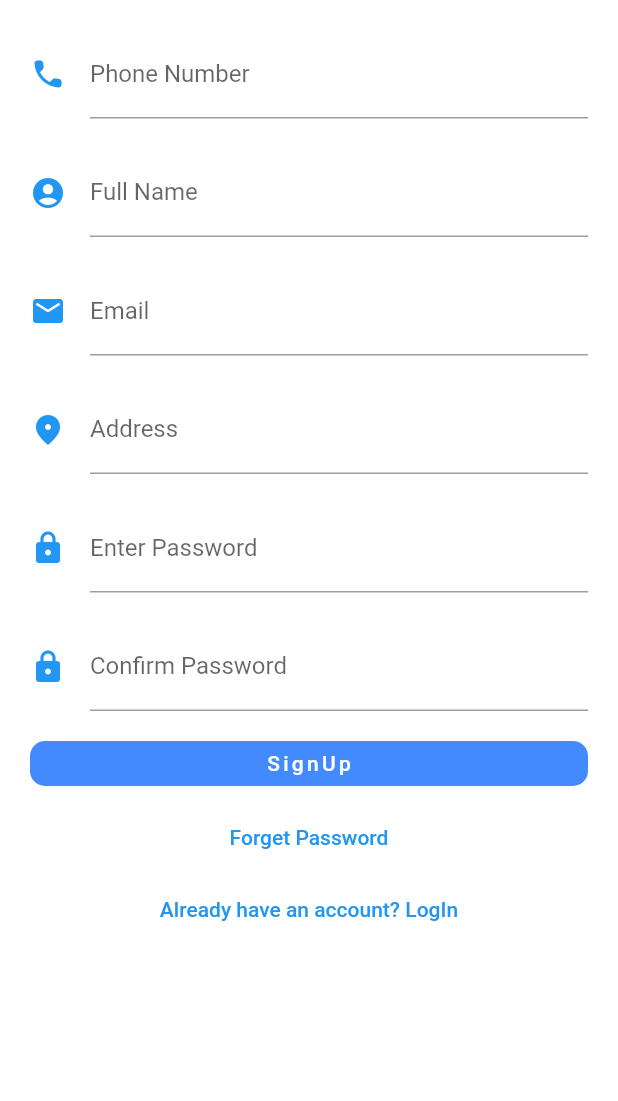
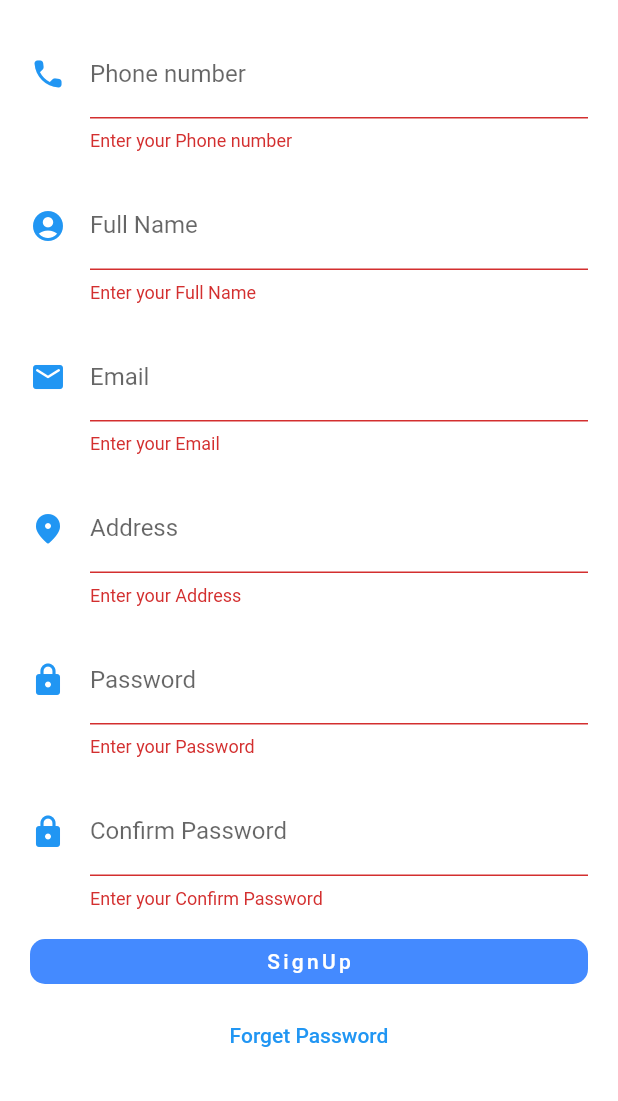
Before and after one commit to college-related/cabavenue, a Flutter app: the SignupScreen screen opened directly with empty values, after a tap on "SignUp", on a phone screen of 412 x 824 dp, the part 135-1236 px from its top. Run offline on Flutter 3.47's test engine with Material 2 defaults, Android fonts, the phone set to English and light mode, and no system bars; our stand-ins replace flutter_dotenv, flutter_map, latlong2; missing offline and left inert: vector_map_tiles, vector_tile_renderer.

Commit message:
[WIP - feature]: able to sign up and login
- needs proper error handling
- needs to check for user logging states

```diff
--- a/lib/pages/auth.dart
+++ b/lib/pages/auth.dart
@@ -1,3 +1,6 @@
+import 'package:cabavenue/helpers/snackbar.dart';
+import 'package:cabavenue/services/auth/auth_service.dart';
+import 'package:cabavenue/widgets/custom_text_field.dart';
 import 'package:flutter/material.dart';
 
 class AuthPage extends StatefulWidget {
@@ -9,7 +12,7 @@ class AuthPage extends StatefulWidget {
 
 class _AuthPageState extends State<AuthPage> {
   bool isSignup = true;
-  callback(){
+  callback() {
     setState(() {
       isSignup = !isSignup;
     });
@@ -17,23 +20,63 @@ class _AuthPageState extends State<AuthPage> {
 
   @override
   Widget build(BuildContext context) {
-    return isSignup?  SignupScreen(callback :callback,): LoginScreen(callback :callback,);
+    return isSignup
+        ? SignupScreen(callback: callback)
+        : LoginScreen(callback: callback);
   }
 }
 
 class SignupScreen extends StatefulWidget {
-  const SignupScreen({Key? key, required this.callback }) : super(key: key);
+  const SignupScreen({Key? key, required this.callback}) : super(key: key);
   final Function callback;
   @override
   State<SignupScreen> createState() => _SignupScreenState();
 }
 
 class _SignupScreenState extends State<SignupScreen> {
+  final _signupFormKey = GlobalKey<FormState>();
+  final TextEditingController _phoneController = TextEditingController();
+  final TextEditingController _nameController = TextEditingController();
+  final TextEditingController _emailController = TextEditingController();
+  final TextEditingController _addressController = TextEditingController();
+  final TextEditingController _passwordController = TextEditingController();
+  final TextEditingController _confirmPasswordController =
+      TextEditingController();
+  final AuthService authService = AuthService();
+
+  @override
+  void dispose() {
+    super.dispose();
+    _emailController.dispose();
+    _passwordController.dispose();
+    _nameController.dispose();
+    _phoneController.dispose();
+    _addressController.dispose();
+    _confirmPasswordController.dispose();
+  }
+
+  void signUpUser() {
+    if (_passwordController.text == _confirmPasswordController.text) {
+      authService.signUpUser(
+        context: context,
+        email: _emailController.text,
+        password: _passwordController.text,
+        name: _nameController.text,
+        address: _addressController.text,
+        phone: _phoneController.text,
+      );
+    } else {
+      showSnackBar(context, 'Password not matched', true);
+    }
+  }
+
   @override
   Widget build(BuildContext context) {
     return Scaffold(
         backgroundColor: Colors.white,
-       body: Padding(
+        body: Form(
+          key: _signupFormKey,
+          child: Padding(
               padding: const EdgeInsets.all(10),
               child: ListView(
                 children: <Widget>[
@@ -49,62 +92,61 @@ class _SignupScreenState extends State<SignupScreen> {
                   ),
                   Container(
                     padding: const EdgeInsets.all(10),
-                  child: const TextField(
-                    decoration: InputDecoration(
-                      border: UnderlineInputBorder(),
-                      icon: Icon(Icons.call_rounded, color: Colors.blue,),
-                      labelText: 'Phone Number',
-                    ),
+                    child: CustomTextField(
+                      controller: _phoneController,
+                      hintText: 'Phone number',
+                      icon: Icons.call_rounded,
+                      borderType: 'underline',
+                      keyboardType: TextInputType.number,
                     ),
                   ),
                   Container(
                     padding: const EdgeInsets.all(10),
-                  child: const TextField(
-                    decoration: InputDecoration(
-                      icon: Icon(Icons.account_circle_rounded, color: Colors.blue,),
-                      border: UnderlineInputBorder(),
-                      labelText: 'Full Name',
-                    ),
+                    child: CustomTextField(
+                      controller: _nameController,
+                      hintText: 'Full Name',
+                      icon: Icons.account_circle_rounded,
+                      borderType: 'underline',
                     ),
                   ),
                   Container(
                     padding: const EdgeInsets.all(10),
-                  child: const TextField(
-                    decoration: InputDecoration(
-                      border: UnderlineInputBorder(),
-                      icon: Icon(Icons.email_rounded, color: Colors.blue,),
-                      labelText: 'Email',
-                    ),
+                    child: CustomTextField(
+                      controller: _emailController,
+                      hintText: 'Email',
+                      icon: Icons.email_rounded,
+                      keyboardType: TextInputType.emailAddress,
+                      borderType: 'underline',
                     ),
                   ),
                   Container(
                     padding: const EdgeInsets.all(10),
-                  child: const TextField(
-                    decoration: InputDecoration(
-                      border:UnderlineInputBorder(),
-                      icon: Icon(Icons.location_on_rounded, color: Colors.blue,),
-                      labelText: 'Address',
-                    ),
+                    child: CustomTextField(
+                      controller: _addressController,
+                      hintText: 'Address',
+                      icon: Icons.location_on_rounded,
+                      keyboardType: TextInputType.streetAddress,
+                      borderType: 'underline',
                     ),
                   ),
                   Container(
                     padding: const EdgeInsets.all(10),
-                  child: const TextField(
-                    decoration: InputDecoration(
-                      border: UnderlineInputBorder(),
-                      icon: Icon(Icons.lock_rounded, color: Colors.blue,),
-                      labelText: 'Enter Password',
-                    ),
+                    child: CustomTextField(
+                      controller: _passwordController,
+                      hintText: 'Password',
+                      icon: Icons.lock_rounded,
+                      borderType: 'underline',
+                      isSecuredText: true,
                     ),
                   ),
                   Container(
                     padding: const EdgeInsets.all(10),
-                  child: const TextField(
-                    decoration: InputDecoration(
-                      border: UnderlineInputBorder(),
-                      icon: Icon(Icons.lock_rounded, color: Colors.blue,),
-                      labelText: 'Confirm Password',
-                    ),
+                    child: CustomTextField(
+                      controller: _confirmPasswordController,
+                      hintText: 'Confirm Password',
+                      icon: Icons.lock_rounded,
+                      borderType: 'underline',
+                      isSecuredText: true,
                     ),
                   ),
                   Container(
@@ -117,9 +159,11 @@ class _SignupScreenState extends State<SignupScreen> {
                         shape: RoundedRectangleBorder(
                             borderRadius: BorderRadius.circular(10)),
                       ),
-
-                    onPressed: () {},
-
+                      onPressed: () {
+                        if (_signupFormKey.currentState!.validate()) {
+                          signUpUser();
+                        }
+                      },
                       child: const Text(
                         "SignUp",
                         style: TextStyle(
@@ -127,28 +171,26 @@ class _SignupScreenState extends State<SignupScreen> {
                             letterSpacing: 2.2,
                             color: Colors.white),
                       ),
-                  ),),
+                    ),
+                  ),
                   TextButton(
-                  onPressed: (){},
+                    onPressed: () {},
                     child: const Text('Forget Password'),
                   ),
-
                   TextButton(
-                  onPressed: (){
+                    onPressed: () {
                       widget.callback();
                     },
                     child: const Text('Already have an account? LogIn'),
                   ),
                 ],
-            )
-          )
-
-    );
+              )),
+        ));
   }
 }
 
 class LoginScreen extends StatefulWidget {
-  const LoginScreen({Key? key, required this.callback }) : super(key: key);
+  const LoginScreen({Key? key, required this.callback}) : super(key: key);
   final Function callback;
 
   @override
@@ -156,11 +198,34 @@ class LoginScreen extends StatefulWidget {
 }
 
 class _LoginScreenState extends State<LoginScreen> {
+  final _loginFormKey = GlobalKey<FormState>();
+  final TextEditingController _phoneController = TextEditingController();
+  final TextEditingController _passwordController = TextEditingController();
+
+  final AuthService authService = AuthService();
+
+  @override
+  void dispose() {
+    super.dispose();
+    _passwordController.dispose();
+    _phoneController.dispose();
+  }
+
+  void loginUser() {
+    authService.loginUser(
+      context: context,
+      password: _passwordController.text,
+      phone: _phoneController.text,
+    );
+  }
+
   @override
   Widget build(BuildContext context) {
     return Scaffold(
         backgroundColor: Colors.white,
-       body: Padding(
+        body: Form(
+          key: _loginFormKey,
+          child: Padding(
               padding: const EdgeInsets.all(10),
               child: ListView(
                 children: <Widget>[
@@ -176,25 +241,24 @@ class _LoginScreenState extends State<LoginScreen> {
                   ),
                   Container(
                     padding: const EdgeInsets.all(10),
-                  child: const TextField(
-                    decoration: InputDecoration(
-                      border: UnderlineInputBorder(),
-                      icon: Icon(Icons.call_rounded, color: Colors.blue,),
-                      labelText: 'Phone Number',
-                    ),
+                    child: CustomTextField(
+                      controller: _phoneController,
+                      hintText: 'Phone Number',
+                      icon: Icons.call_rounded,
+                      borderType: 'underline',
+                      keyboardType: TextInputType.number,
                     ),
                   ),
                   Container(
                     padding: const EdgeInsets.all(10),
-                  child: const TextField(
-                    decoration: InputDecoration(
-                      border: UnderlineInputBorder(),
-                      icon: Icon(Icons.lock_rounded, color: Colors.blue,),
-                      labelText: 'Password',
+                    child: CustomTextField(
+                      controller: _passwordController,
+                      hintText: 'Password',
+                      icon: Icons.lock_rounded,
+                      isSecuredText: true,
+                      borderType: 'underline',
                     ),
                   ),
-                ),
-
                   Container(
                     height: 50,
                     padding: const EdgeInsets.fromLTRB(10, 10, 10, 10),
@@ -205,9 +269,11 @@ class _LoginScreenState extends State<LoginScreen> {
                         shape: RoundedRectangleBorder(
                             borderRadius: BorderRadius.circular(10)),
                       ),
-
-                    onPressed: () {},
-
+                      onPressed: () {
+                        if (_loginFormKey.currentState!.validate()) {
+                          loginUser();
+                        }
+                      },
                       child: const Text(
                         "Login",
                         style: TextStyle(
@@ -218,19 +284,17 @@ class _LoginScreenState extends State<LoginScreen> {
                     ),
                   ),
                   TextButton(
-                  onPressed: (){},
+                    onPressed: () {},
                     child: const Text('Forgot Password?'),
                   ),
                   TextButton(
-                  onPressed: (){
+                    onPressed: () {
                       widget.callback();
                     },
                     child: const Text('Does not have account? SignUp'),
                   ),
                 ],
-            )
-          )
-
-    );
+              )),
+        ));
   }
 }
--- a/lib/pages/home.dart
+++ b/lib/pages/home.dart
@@ -107,7 +107,9 @@
             herotag: 'saved-places',
             left: 10,
             bottom: MediaQuery.of(context).size.height * 0.45,
-            onClick: () {},
+            onClick: () {
+              Navigator.of(context).pushNamed('/auth');
+            },
           ),
           CustomFAB(
             bgColor: Colors.blueAccent,
```
Lines whose indentation alone changed are shown as unchanged.
